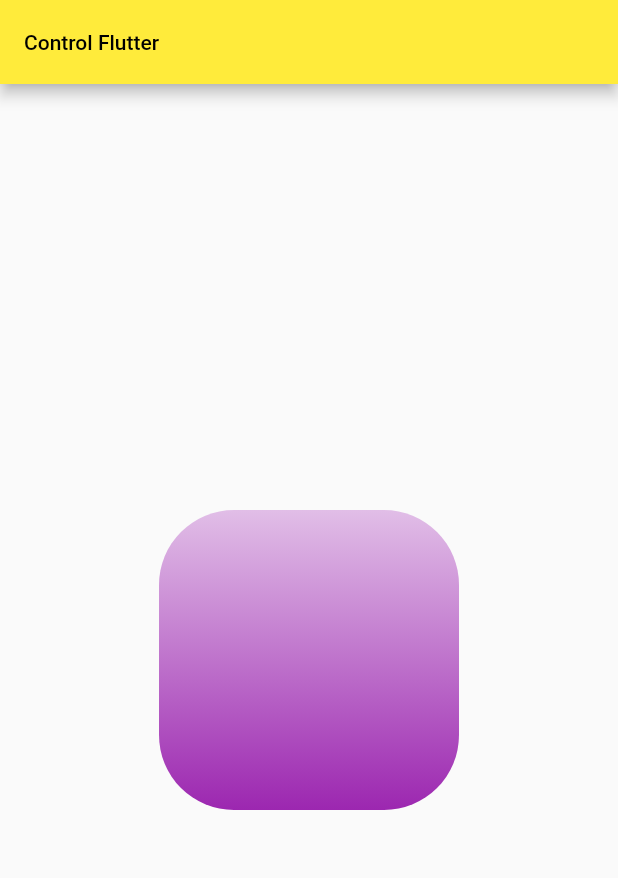
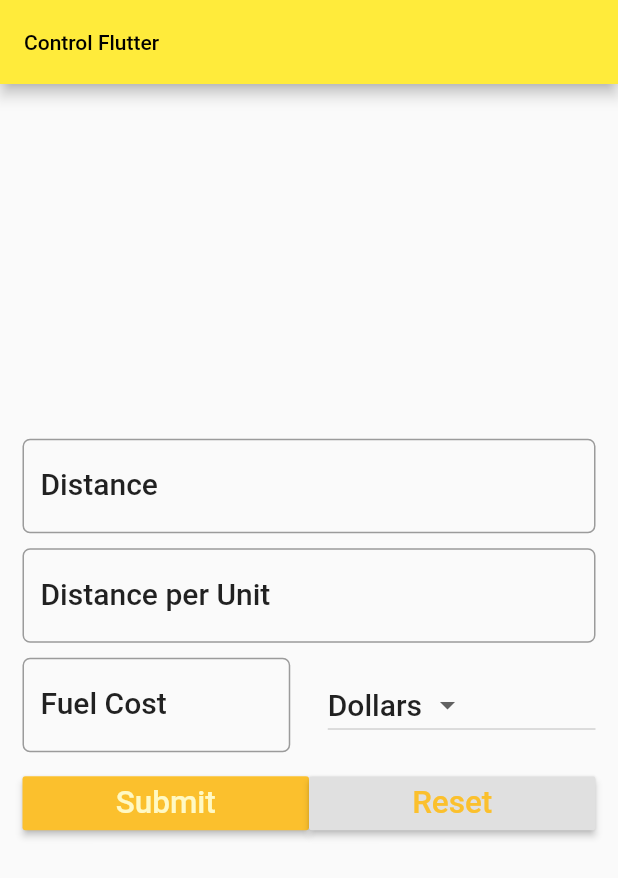
Before and after one commit to huubao2309/demo_control_flutter, a Flutter app: the screen it shows after launch, on a phone screen of 412 x 824 dp. Shown: the top 878 px of the screen. Run offline on Flutter 3.47's test engine with Material 2 defaults, Android fonts, the phone set to English and light mode, and no system bars; our stand-ins replace carousel_slider.

Commit message:
Demo Calculator Fuel Cost

```diff
--- /dev/null
+++ b/control_flutter/lib/demo_fuel_cost/calc_trip.dart
@@ -0,0 +1,237 @@
+import 'package:flutter/material.dart';
+
+class CalcFuelCost extends StatefulWidget {
+  @override
+  State<StatefulWidget> createState() => _CalFuelCostState();
+}
+
+class _CalFuelCostState extends State<CalcFuelCost> {
+// Create a global key that will uniquely identify the Form widget and allow
+  // us to validate the form
+  //
+  // Note: This is a `GlobalKey<FormState>`, not a GlobalKey<MyCustomFormState>!
+  final _formKey = GlobalKey<FormState>();
+
+  String result = "";
+  String _currency = "";
+  final _currencies = ['Dollars', 'Euro', 'Pounds', 'Yen'];
+  //this allows us to control the text in a textField
+  TextEditingController distanceController = TextEditingController();
+  TextEditingController avgController = TextEditingController();
+  TextEditingController fuelController = TextEditingController();
+
+  @override
+  void initState() {
+    this._currency = _currencies[0];
+  }
+
+  void _reset() {
+    distanceController.text = '';
+    fuelController.text = '';
+    avgController.text = '';
+    setState(() {
+      result = '';
+    });
+  }
+
+  String _calculate() {
+    double _distance = double.parse(distanceController.text);
+    double _fuelCost = double.parse(fuelController.text);
+    double _consumption = double.parse(avgController.text);
+    double _totalCost = _distance / _consumption * _fuelCost;
+    String _result = "The total cost for your trip is " +
+        _totalCost.toStringAsFixed(2) +
+        ' ' +
+        _currency;
+    return _result;
+  }
+
+  @override
+  Widget build(BuildContext formContext) {
+    TextStyle textStyle = Theme.of(context).textTheme.title;
+    double _formPadding = 5.0;
+    return Center(
+        child: Form(
+            key: _formKey,
+            child: Container(
+              padding: EdgeInsets.all(15.0),
+              child: SingleChildScrollView(
+                child: Column(
+                  children: <Widget>[
+                    Padding(
+                      padding: EdgeInsets.only(
+                          top: _formPadding, bottom: _formPadding),
+                      child: new Stack(
+                          alignment: const Alignment(1.0, 1.0),
+                          children: <Widget>[
+                            TextField(
+                              controller: distanceController,
+                              style: textStyle,
+                              keyboardType: TextInputType.number,
+                              decoration: InputDecoration(
+                                  hintText: "e.g. 124",
+                                  labelText: "Distance",
+                                  labelStyle: textStyle,
+                                  border: OutlineInputBorder(
+                                      borderRadius:
+                                          BorderRadius.circular(5.0))),
+                              onChanged: (text) {
+                                setState(() {});
+                              },
+                            ),
+                            distanceController.text.length > 0
+                                ? new IconButton(
+                                    icon: new Icon(Icons.clear),
+                                    padding: const EdgeInsetsDirectional.only(
+                                        bottom: 15.0),
+                                    onPressed: () {
+                                      setState(() {
+                                        distanceController.clear();
+                                      });
+                                    })
+                                : new Container(
+                                    height: 0.0,
+                                  )
+                          ]),
+                    ),
+                    Padding(
+                      padding: EdgeInsets.only(
+                          bottom: _formPadding, top: _formPadding),
+                      child: new Stack(
+                          alignment: const Alignment(1.0, 1.0),
+                          children: <Widget>[
+                            TextField(
+                              controller: avgController,
+                              style: textStyle,
+                              keyboardType: TextInputType.number,
+                              decoration: InputDecoration(
+                                  hintText: "e.g. 17",
+                                  labelText: "Distance per Unit",
+                                  labelStyle: textStyle,
+                                  border: OutlineInputBorder(
+                                      borderRadius:
+                                          BorderRadius.circular(5.0))),
+                              onChanged: (text) {
+                                setState(() {});
+                              },
+                            ),
+                            avgController.text.length > 0
+                                ? new IconButton(
+                                    icon: new Icon(Icons.clear),
+                                    padding: const EdgeInsetsDirectional.only(
+                                        bottom: 15.0),
+                                    onPressed: () {
+                                      setState(() {
+                                        avgController.clear();
+                                      });
+                                    })
+                                : new Container(
+                                    height: 0.0,
+                                  )
+                          ]),
+                    ),
+                    Padding(
+                        padding: EdgeInsets.only(
+                            bottom: _formPadding, top: _formPadding),
+                        child: Row(children: [
+                          Expanded(
+                            child: new Stack(
+                                alignment: const Alignment(1.0, 1.0),
+                                children: <Widget>[
+                                  TextField(
+                                    controller: fuelController,
+                                    style: textStyle,
+                                    keyboardType: TextInputType.number,
+                                    decoration: InputDecoration(
+                                        hintText: "e.g. 1.60",
+                                        labelText: "Fuel Cost",
+                                        labelStyle: textStyle,
+                                        border: OutlineInputBorder(
+                                            borderRadius:
+                                                BorderRadius.circular(5.0))),
+                                    onChanged: (text) {
+                                      setState(() {});
+                                    },
+                                  ),
+                                  fuelController.text.length > 0
+                                      ? new IconButton(
+                                          icon: new Icon(Icons.clear),
+                                          padding:
+                                              const EdgeInsetsDirectional.only(
+                                                  bottom: 15.0),
+                                          onPressed: () {
+                                            setState(() {
+                                              fuelController.clear();
+                                            });
+                                          })
+                                      : new Container(
+                                          height: 0.0,
+                                        )
+                                ]),
+                          ),
+                          Container(width: _formPadding * 5),
+                          Expanded(
+                            child: DropdownButton<String>(
+                              items: _currencies.map((String value) {
+                                return DropdownMenuItem<String>(
+                                  value: value,
+                                  child: Text(value),
+                                );
+                              }).toList(),
+                              value: _currency,
+                              style: textStyle,
+                              onChanged: (value) {
+                                _onDropDownChanged(value);
+                              },
+                            ),
+                          )
+                        ])),
+                    Container(
+                      height: _formPadding,
+                    ),
+                    Row(children: [
+                      Expanded(
+                          child: RaisedButton(
+                        color: Theme.of(context).primaryColorDark,
+                        textColor: Theme.of(context).primaryColorLight,
+                        onPressed: () {
+                          setState(() {
+                            result = _calculate();
+                          });
+                        },
+                        child: Text(
+                          'Submit',
+                          textScaleFactor: 1.5,
+                        ),
+                      )),
+                      Expanded(
+                          child: RaisedButton(
+                        color: Theme.of(context).buttonColor,
+                        textColor: Theme.of(context).primaryColorDark,
+                        onPressed: () {
+                          _reset();
+                        },
+                        child: Text(
+                          'Reset',
+                          textScaleFactor: 1.5,
+                        ),
+                      )),
+                    ]),
+                    Container(
+                        margin: EdgeInsets.only(top: _formPadding * 2),
+                        child: Text(
+                          result,
+                          style: textStyle,
+                        )),
+                  ],
+                ),
+              ),
+            )));
+  }
+
+  void _onDropDownChanged(String value) {
+    setState(() {
+      this._currency = value;
+    });
+  }
+}
--- a/control_flutter/lib/main.dart
+++ b/control_flutter/lib/main.dart
@@ -14,6 +14,7 @@ import 'control_normal/text_widgets.dart';
 import 'control_stateful_normal/textfield_widgets.dart';
 import 'control_stateful_normal/dropdown_button_widgets.dart';
 import 'control_stateful_normal/listview_widgets.dart';
+import 'demo_fuel_cost/calc_trip.dart';
 
 void main() => runApp(MyApp());
 
@@ -36,7 +37,7 @@ class MyApp extends StatelessWidget {
             ),
           ),
         ),
-        body: LinearGradientContainerWidgets(),
+        body: CalcFuelCost(),
       ),
     );
   }
```
Also changed, not shown: control_flutter/lib/navigation_flutter/navigation_flutter.dart (added).
